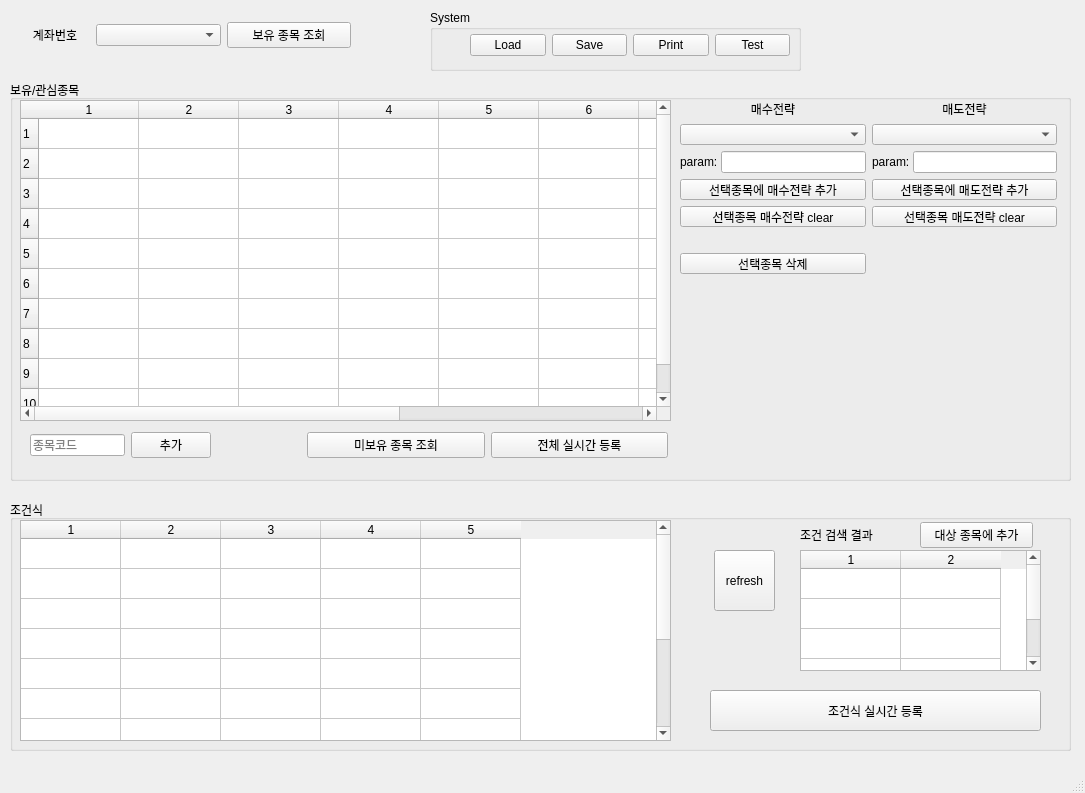
Above: sns_trade_bot/ui/MainWindow.ui from mechurak/SnsTradeBot before the change. Below: the same form after it.
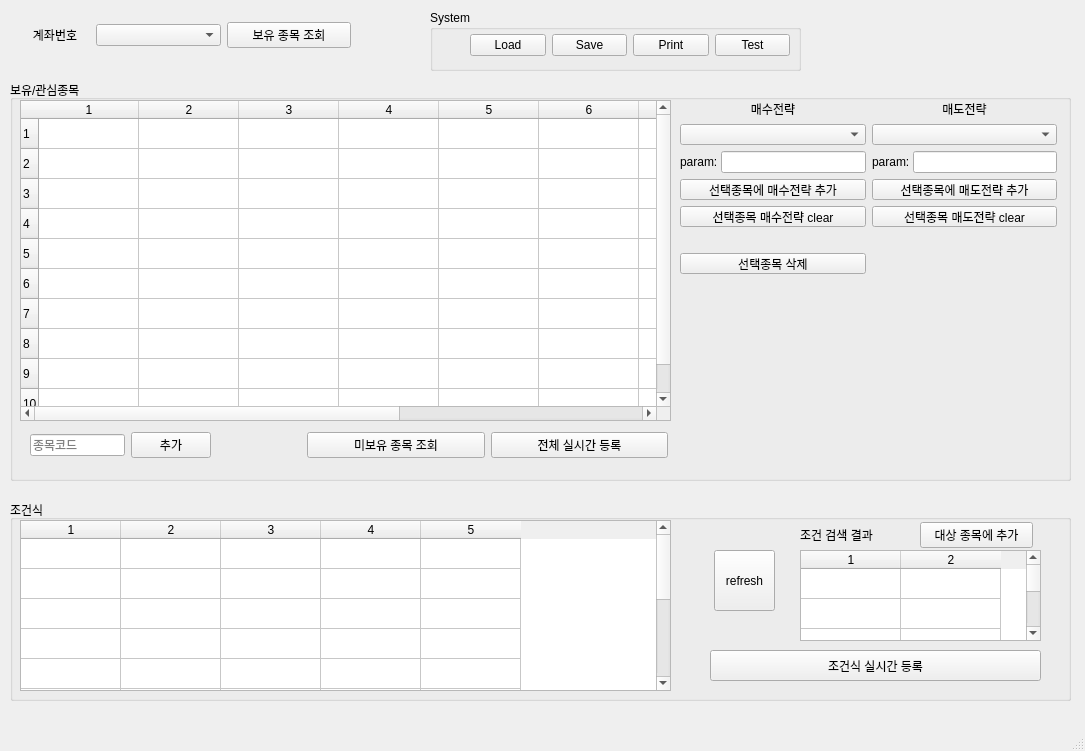
That is the form after the change.

Commit message: Rearrange strategies

Patch:
```diff
--- a/sns_trade_bot/ui/MainWindow.ui
+++ b/sns_trade_bot/ui/MainWindow.ui
@@ -7,7 +7,7 @@
     <x>0</x>
     <y>0</y>
     <width>1085</width>
-    <height>793</height>
+    <height>751</height>
    </rect>
   </property>
   <property name="windowTitle">
@@ -20,7 +20,7 @@
       <x>10</x>
       <y>500</y>
       <width>1061</width>
-      <height>251</height>
+      <height>201</height>
      </rect>
     </property>
     <property name="title">
@@ -45,7 +45,7 @@
        <x>10</x>
        <y>20</y>
        <width>651</width>
-       <height>221</height>
+       <height>171</height>
       </rect>
      </property>
      <property name="rowCount">
@@ -106,7 +106,7 @@
        <x>790</x>
        <y>50</y>
        <width>241</width>
-       <height>121</height>
+       <height>91</height>
       </rect>
      </property>
      <property name="rowCount">
@@ -130,9 +130,9 @@
      <property name="geometry">
       <rect>
        <x>700</x>
-       <y>190</y>
+       <y>150</y>
        <width>331</width>
-       <height>41</height>
+       <height>31</height>
       </rect>
      </property>
      <property name="text">
```
The commit also changes 1 other file.
